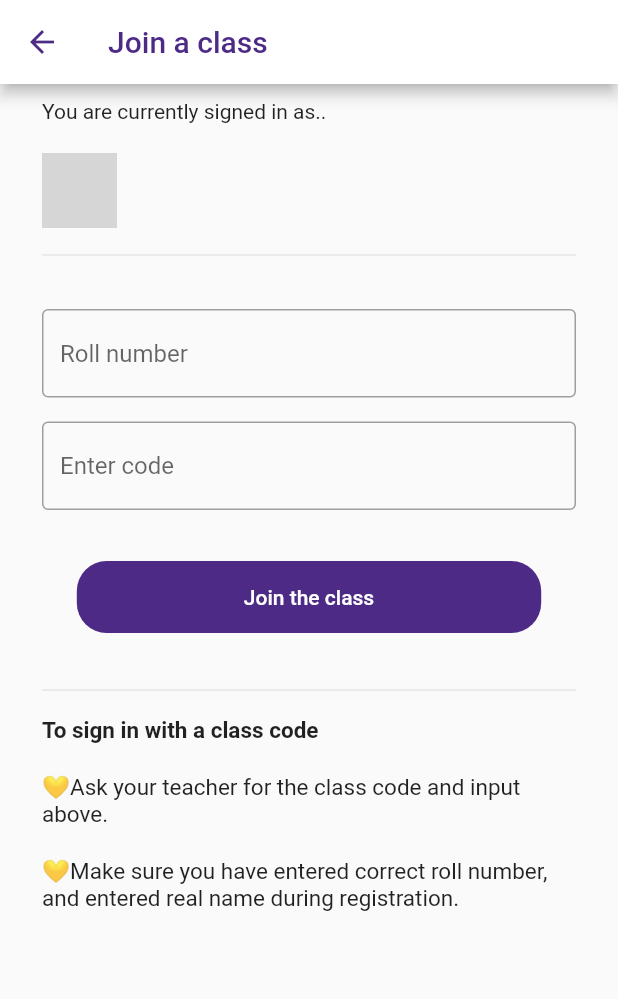
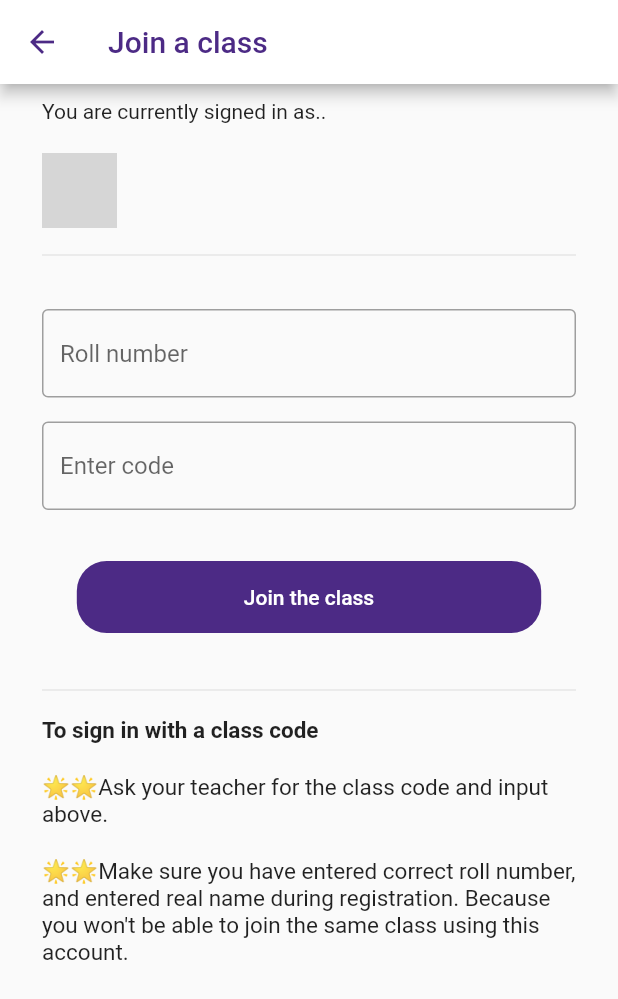
Before and after one commit to Srajan1/classroom, a Flutter app: the JoinClass screen opened by its route, on a phone screen of 412 x 824 dp. Shown: the top 999 px of the screen. Run offline on Flutter 3.47's test engine with Material 2 defaults, Android fonts, the phone set to English and light mode, and no system bars; our stand-ins replace cloud_firestore, firebase_auth, firebase_core, flutter_phoenix, flutter_spinkit, google_fonts and 1 more; accounts and stored records are empty; network calls fail; Roboto replaces fonts that are missing (Montserrat); grey boxes are pictures that could not be loaded.

```diff
--- a/lib/screens/views/create_class.dart
+++ b/lib/screens/views/create_class.dart
@@ -8,6 +8,7 @@ import 'package:cloud_firestore/cloud_firestore.dart';
 import 'package:firebase_auth/firebase_auth.dart';
 import 'package:flutter/material.dart';
 import 'package:flutter/services.dart';
+import 'package:google_fonts/google_fonts.dart';
 import '../../models/loader.dart';
 import 'package:provider/provider.dart';
 import '../../constants/constants.dart';
@@ -67,8 +68,7 @@ class _CreateClassState extends State<CreateClass> {
                             padding: const EdgeInsets.only(top: 20.0),
                             child: Text(
                               msg,
-                              style: TextStyle(
-                                  color: Colors.red[400], fontSize: 20),
+                              style: GoogleFonts.roboto(fontSize: 15),
                             ),
                           ),
                           Container(
@@ -101,7 +101,7 @@ class _CreateClassState extends State<CreateClass> {
                                         code = user.email +
                                             subjectName.text +
                                             batch.text;
-                                        msg = err.error;
+                                        msg = err.error + '🌟🌟';
                                         Future.delayed(
                                             const Duration(milliseconds: 3000),
                                             () {
--- a/lib/screens/views/join_class.dart
+++ b/lib/screens/views/join_class.dart
@@ -173,7 +173,7 @@ class _JoinClassState extends State<JoinClass> {
                     padding: const EdgeInsets.symmetric(
                         horizontal: 28.0, vertical: 10),
                     child: Text(
-                      '💛Ask your teacher for the class code and input above.',
+                      '🌟🌟Ask your teacher for the class code and input above.',
                       style: GoogleFonts.roboto(fontSize: 15),
                     ),
                   ),
@@ -181,7 +181,7 @@ class _JoinClassState extends State<JoinClass> {
                     padding: const EdgeInsets.symmetric(
                         horizontal: 28.0, vertical: 10),
                     child: Text(
-                      '💛Make sure you have entered correct roll number, and entered real name during registration.',
+                      '🌟🌟Make sure you have entered correct roll number, and entered real name during registration. Because you won\'t be able to join the same class using this account.',
                       style: GoogleFonts.roboto(fontSize: 15),
                     ),
                   ),
```
Also changed, not shown: lib/services/database.dart (+11 -7 lines).
